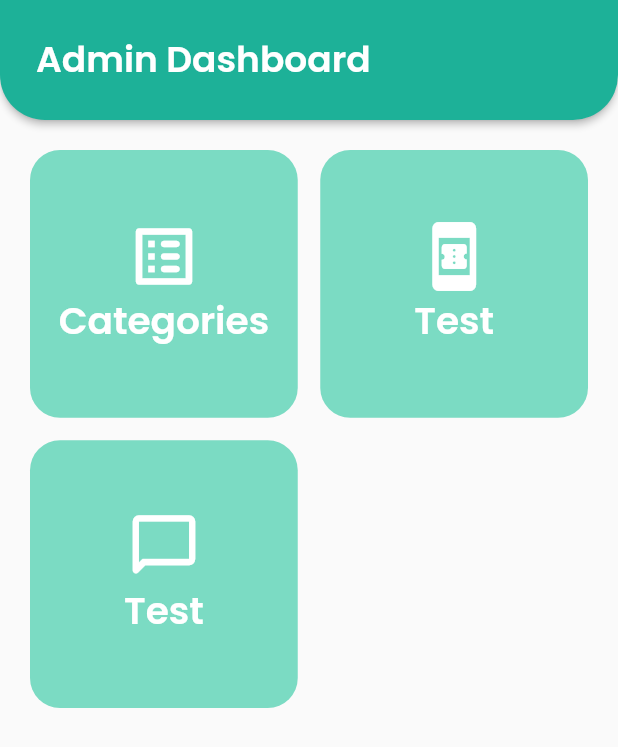
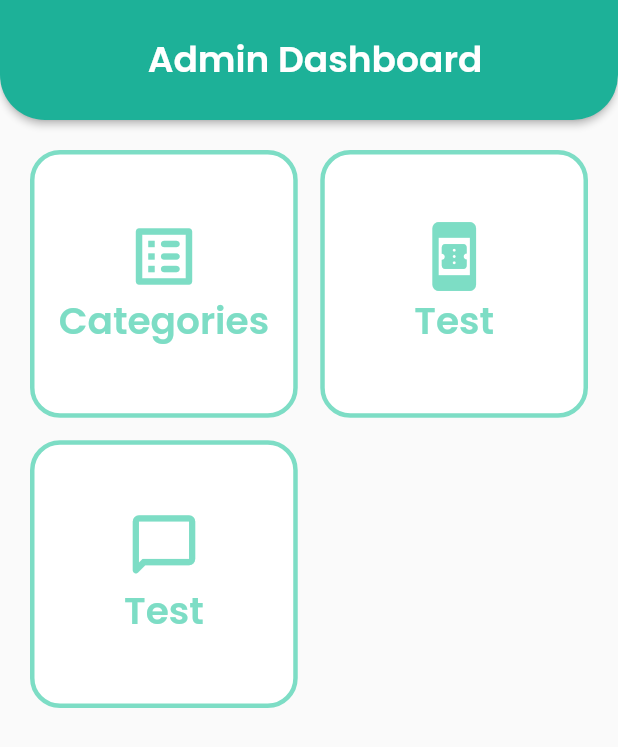
Before and after one commit to samaratungajs/flower-app-flutter, a Flutter app: the Admindahboard screen opened directly, on a phone screen of 412 x 824 dp. Shown: the top 747 px of the screen. Run offline on Flutter 3.47's test engine with Material 2 defaults, Android fonts, the phone set to English and light mode, and no system bars; our stand-ins replace cached_network_image, cloud_firestore, firebase_core, firebase_storage, flutter_svg, image_picker; accounts and stored records are empty; network calls fail.

Commit message:
add app bar

```diff
--- a/lib/screens/admin/admin_dashboard.dart
+++ b/lib/screens/admin/admin_dashboard.dart
@@ -16,6 +16,7 @@ class Admindahboard extends StatelessWidget {
             ),
           ),
           toolbarHeight: 80,
+          centerTitle: true,
           backgroundColor: Color.fromARGB(255, 29, 177, 152),
           title: const AppBarTitle(
             sectionName: "Admin Dashboard",
@@ -30,12 +31,12 @@ class Admindahboard extends StatelessWidget {
               onTap: () => Navigator.of(context)
                 .push(MaterialPageRoute(builder: (context) => AdminHome())),
               child: Container(
-                decoration: BoxDecoration(borderRadius: BorderRadius.circular(20), color: Color.fromARGB(148, 31, 196, 155)),
+                decoration: BoxDecoration(border:Border.all(width: 3.0,color: Color.fromARGB(148, 31, 196, 155)) ,borderRadius: BorderRadius.circular(20), color: Colors.white),
                 child: Column(
                   mainAxisAlignment: MainAxisAlignment.center,
                   children: [
-                    Icon(Icons.list_alt_rounded, size: 50, color: Colors.white,),
-                    Text("Categories", style: TextStyle(color: Colors.white, fontSize:25,fontWeight: FontWeight.bold,)
+                    Icon(Icons.list_alt_rounded, size: 50, color: Color.fromARGB(148, 31, 196, 155),),
+                    Text("Categories", style: TextStyle(color: Color.fromARGB(148, 31, 196, 155), fontSize:25,fontWeight: FontWeight.bold,)
                     ),
                   ],
                 ),
@@ -46,12 +47,12 @@ class Admindahboard extends StatelessWidget {
               // onTap: () => Navigator.of(context)
               //   .push(MaterialPageRoute(builder: (context) => AdminHome())),
               child: Container(
-                decoration: BoxDecoration(borderRadius: BorderRadius.circular(20), color: Color.fromARGB(148, 31, 196, 155)),
+                decoration: BoxDecoration(border:Border.all(width: 3.0,color: Color.fromARGB(148, 31, 196, 155)), borderRadius: BorderRadius.circular(20), color: Colors.white),
                 child: Column(
                   mainAxisAlignment: MainAxisAlignment.center,
                   children: [
-                    Icon(Icons.book_online_rounded, size: 50, color: Colors.white,),
-                    Text("Test", style: TextStyle(color: Colors.white, fontSize:25,fontWeight: FontWeight.bold,)
+                    Icon(Icons.book_online_rounded, size: 50, color:Color.fromARGB(148, 31, 196, 155),),
+                    Text("Test", style: TextStyle(color: Color.fromARGB(148, 31, 196, 155), fontSize:25,fontWeight: FontWeight.bold,)
                     ),
                   ],
                 ),
@@ -62,12 +63,12 @@ class Admindahboard extends StatelessWidget {
               // onTap: () => Navigator.of(context)
               //   .push(MaterialPageRoute(builder: (context) => AdminHome())),
               child: Container(
-                decoration: BoxDecoration(borderRadius: BorderRadius.circular(20), color: Color.fromARGB(148, 31, 196, 155)),
+                decoration: BoxDecoration(border:Border.all(width: 3.0,color: Color.fromARGB(148, 31, 196, 155)), borderRadius: BorderRadius.circular(20), color: Colors.white),
                 child: Column(
                   mainAxisAlignment: MainAxisAlignment.center,
                   children: [
-                    Icon(Icons.chat_bubble_outline_rounded, size: 50, color: Colors.white,),
-                    Text("Test", style: TextStyle(color: Colors.white, fontSize:25,fontWeight: FontWeight.bold,)
+                    Icon(Icons.chat_bubble_outline_rounded, size: 50, color: Color.fromARGB(148, 31, 196, 155),),
+                    Text("Test", style: TextStyle(color: Color.fromARGB(148, 31, 196, 155), fontSize:25,fontWeight: FontWeight.bold,)
                     ),
                   ],
                 ),
--- a/lib/screens/admin/category/add_screen.dart
+++ b/lib/screens/admin/category/add_screen.dart
@@ -26,6 +26,7 @@ class AddScreen extends StatelessWidget {
           ),
           toolbarHeight: 80,
           backgroundColor: Color.fromARGB(255, 29, 177, 152),
+          centerTitle: true,
           title: const AppBarTitle(
             sectionName: "Add Category",
 
--- a/lib/screens/admin/category/edit_screen.dart
+++ b/lib/screens/admin/category/edit_screen.dart
@@ -47,6 +47,7 @@ class _EditScreenState extends State<EditScreen> {
           elevation: 2,
           toolbarHeight: 80,
           backgroundColor: Color.fromARGB(255, 29, 177, 152),
+          centerTitle: true,
           title: const AppBarTitle(
             sectionName: "Update Category",
           ),
```
Also changed, not shown: lib/screens/admin/category/admin_home.dart (+9 -8 lines).
